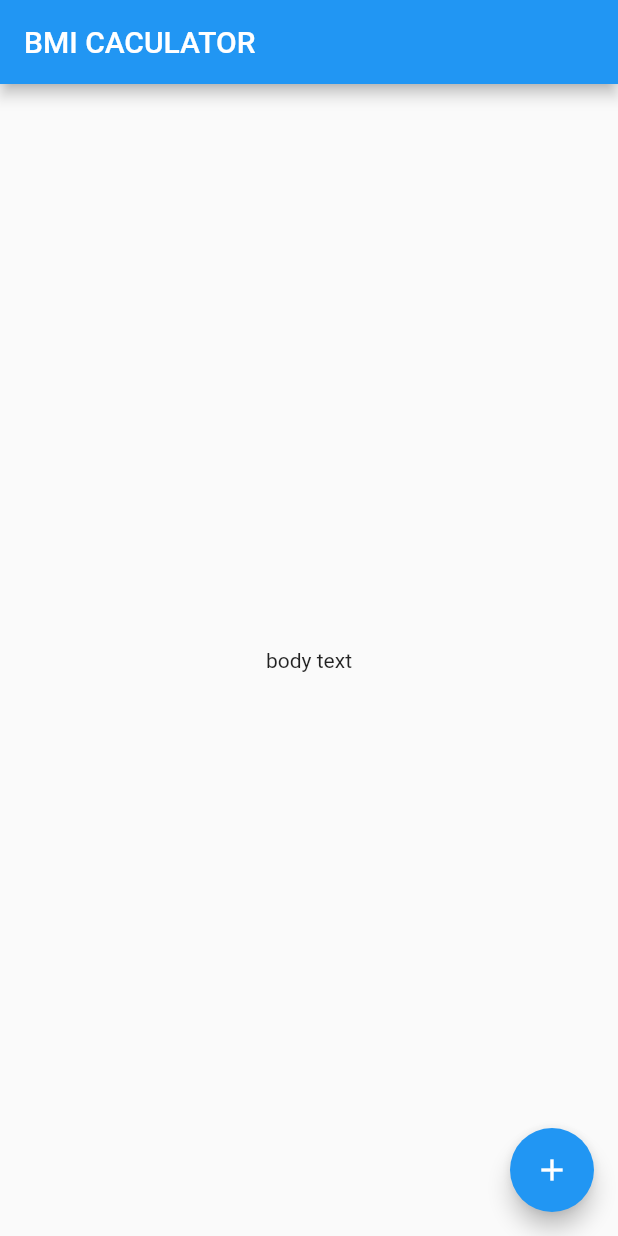
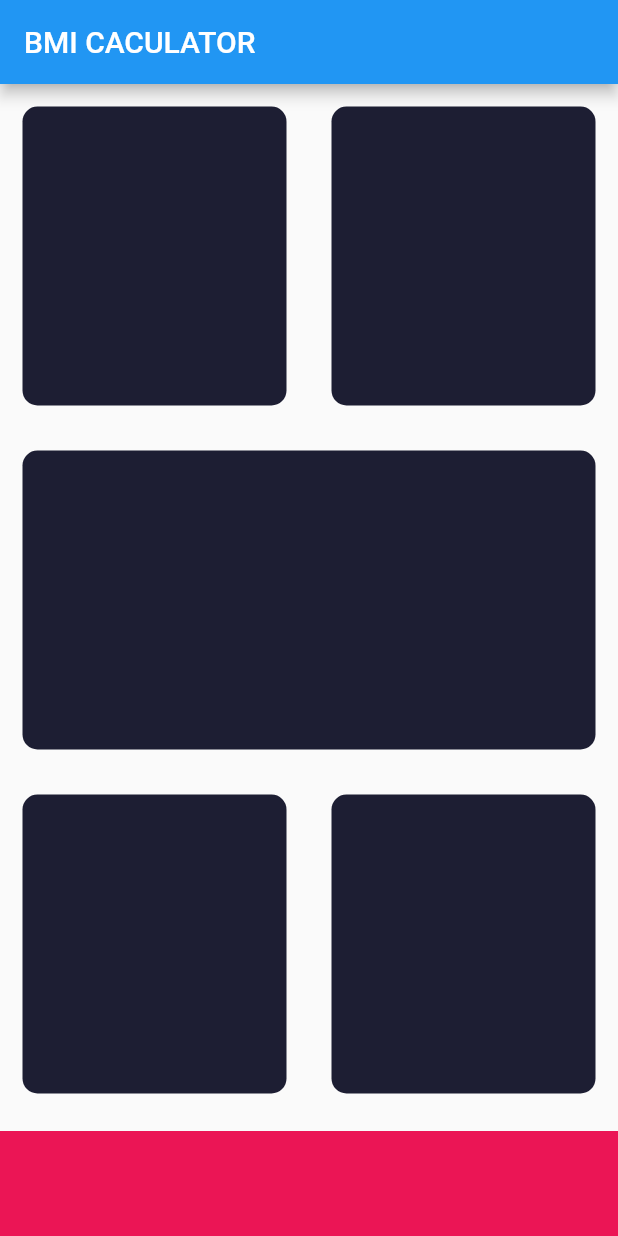
Before and after one commit to hungto228/flutter_challenge_app_1, a Flutter app: the InputPage screen opened directly, on a phone screen of 412 x 824 dp. Run offline on Flutter 3.47's test engine with Material 2 defaults, Android fonts, the phone set to English and light mode, and no system bars; our stand-ins replace audioplayers, rflutter_alert.

Commit message:
add container border

```diff
--- a/lib/BMI/input_page.dart
+++ b/lib/BMI/input_page.dart
@@ -1,4 +1,8 @@
 import 'package:flutter/material.dart';
+
+const bottomContainerheight = 70.0;
+const activeCardColor = Color(0xFF1D1E33);
+const bottomContainerColor = Color(0xFFEB1555);
 
 class InputPage extends StatefulWidget {
   const InputPage({Key? key}) : super(key: key);
@@ -11,16 +15,64 @@ class _InputPageState extends State<InputPage> {
   @override
   Widget build(BuildContext context) {
     return Scaffold(
-      appBar: AppBar(
-        title: Text("BMI CACULATOR"),
-      ),
-      body: Center(
-        child: Text("body text"),
-      ),
-      floatingActionButton: FloatingActionButton(
-        onPressed: () {},
-        child: Icon(Icons.add),
-      ),
-    );
+        appBar: AppBar(
+          title: Text("BMI CACULATOR"),
+        ),
+        body: Column(
+          children: [
+            Expanded(
+                child: Row(
+              children: [
+                Expanded(
+                    child: ReusableCard(
+                  colour: activeCardColor,
+                )),
+                Expanded(
+                    child: ReusableCard(
+                  colour: activeCardColor,
+                ))
+              ],
+            )),
+            Expanded(
+                child: ReusableCard(
+              colour: activeCardColor,
+            )),
+            Expanded(
+                child: Row(
+              children: [
+                Expanded(
+                    child: ReusableCard(
+                  colour: activeCardColor,
+                )),
+                Expanded(
+                    child: ReusableCard(
+                  colour: activeCardColor,
+                ))
+              ],
+            )),
+            Container(
+              color: bottomContainerColor,
+              margin: EdgeInsets.only(top: 10),
+              width: double.infinity,
+              height: bottomContainerheight,
+            )
+          ],
+        ));
   }
 }
+
+class ReusableCard extends StatelessWidget {
+  ReusableCard({required this.colour});
+
+  final Color colour;
+
+  @override
+  Widget build(BuildContext context) {
+    return Container(
+        margin: EdgeInsets.all(15),
+        decoration: BoxDecoration(
+          borderRadius: BorderRadius.circular(10),
+          color: colour,
+        ));
+  }
+}
```
